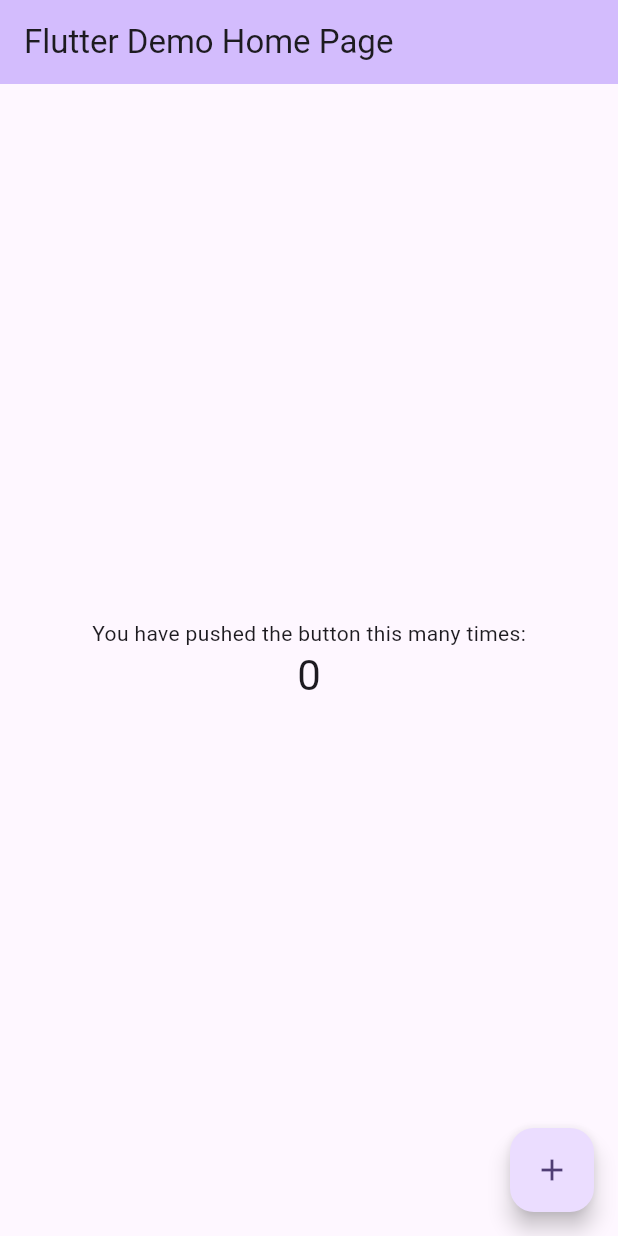
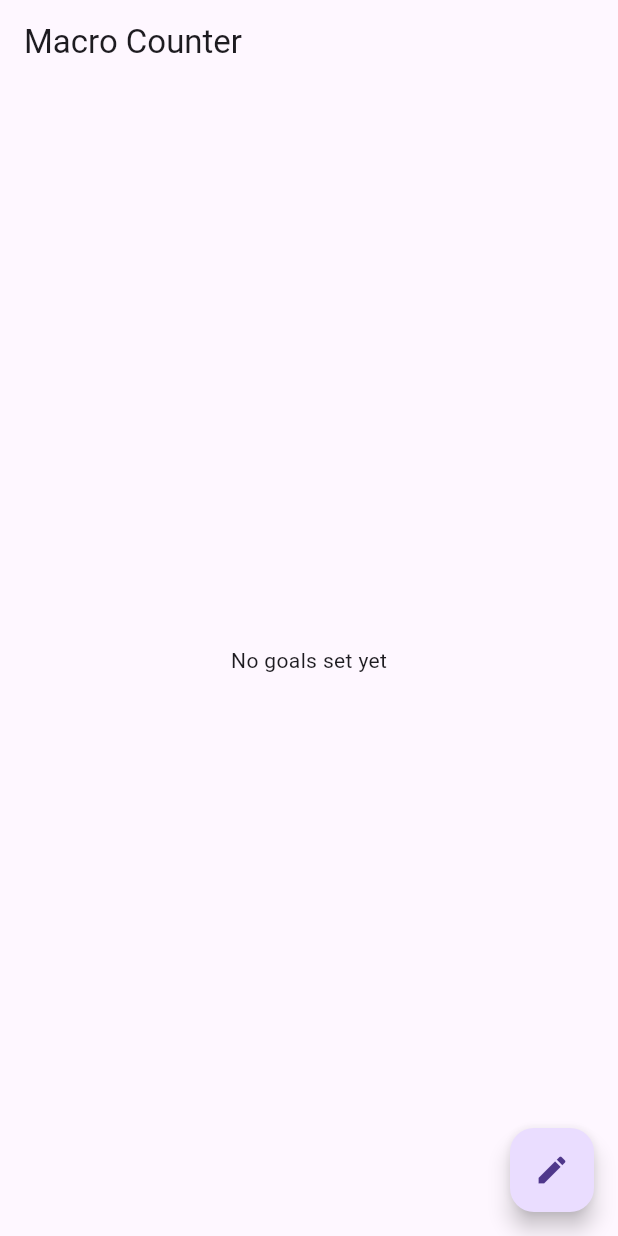
Before and after one commit to ChristianWSmith/vdmc, a Flutter app: the screen it shows after launch, on a phone screen of 412 x 824 dp. Run offline on Flutter 3.47's test engine with Material 3 defaults, Android fonts, the phone set to English and light mode, and no system bars; our stand-ins replace shared_preferences.

Commit message:
set goals

```diff
--- a/lib/main.dart
+++ b/lib/main.dart
@@ -1,122 +1,75 @@
 import 'package:flutter/material.dart';
+import 'models/macro_goals.dart';
+import 'services/preferences_service.dart';
+import 'screens/set_goals_screen.dart';
 
 void main() {
-  runApp(const MyApp());
+  runApp(MacroCounterApp());
 }
 
-class MyApp extends StatelessWidget {
-  const MyApp({super.key});
-
-  // This widget is the root of your application.
+class MacroCounterApp extends StatelessWidget {
   @override
   Widget build(BuildContext context) {
     return MaterialApp(
-      title: 'Flutter Demo',
-      theme: ThemeData(
-        // This is the theme of your application.
-        //
-        // TRY THIS: Try running your application with "flutter run". You'll see
-        // the application has a purple toolbar. Then, without quitting the app,
-        // try changing the seedColor in the colorScheme below to Colors.green
-        // and then invoke "hot reload" (save your changes or press the "hot
-        // reload" button in a Flutter-supported IDE, or press "r" if you used
-        // the command line to start the app).
-        //
-        // Notice that the counter didn't reset back to zero; the application
-        // state is not lost during the reload. To reset the state, use hot
-        // restart instead.
-        //
-        // This works for code too, not just values: Most code changes can be
-        // tested with just a hot reload.
-        colorScheme: ColorScheme.fromSeed(seedColor: Colors.deepPurple),
-      ),
-      home: const MyHomePage(title: 'Flutter Demo Home Page'),
+      title: 'Macro Counter',
+      theme: ThemeData(primarySwatch: Colors.blue),
+      home: HomeScreen(),
     );
   }
 }
 
-class MyHomePage extends StatefulWidget {
-  const MyHomePage({super.key, required this.title});
+class HomeScreen extends StatefulWidget {
+  @override
+  _HomeScreenState createState() => _HomeScreenState();
+}
 
-  // This widget is the home page of your application. It is stateful, meaning
-  // that it has a State object (defined below) that contains fields that affect
-  // how it looks.
-
-  // This class is the configuration for the state. It holds the values (in this
-  // case the title) provided by the parent (in this case the App widget) and
-  // used by the build method of the State. Fields in a Widget subclass are
-  // always marked "final".
-
-  final String title;
+class _HomeScreenState extends State<HomeScreen> {
+  MacroGoals? goals;
+  final _prefs = PreferencesService();
 
   @override
-  State<MyHomePage> createState() => _MyHomePageState();
-}
+  void initState() {
+    super.initState();
+    _loadGoals();
+  }
 
-class _MyHomePageState extends State<MyHomePage> {
-  int _counter = 0;
+  void _loadGoals() async {
+    final loaded = await _prefs.loadGoals();
+    setState(() {
+      goals = loaded;
+    });
+  }
 
-  void _incrementCounter() {
-    setState(() {
-      // This call to setState tells the Flutter framework that something has
-      // changed in this State, which causes it to rerun the build method below
-      // so that the display can reflect the updated values. If we changed
-      // _counter without calling setState(), then the build method would not be
-      // called again, and so nothing would appear to happen.
-      _counter++;
-    });
+  void _openSetGoals() async {
+    final result = await Navigator.push(
+      context,
+      MaterialPageRoute(builder: (context) => SetGoalsScreen()),
+    );
+    if (result != null) {
+      setState(() => goals = result);
+    }
   }
 
   @override
   Widget build(BuildContext context) {
-    // This method is rerun every time setState is called, for instance as done
-    // by the _incrementCounter method above.
-    //
-    // The Flutter framework has been optimized to make rerunning build methods
-    // fast, so that you can just rebuild anything that needs updating rather
-    // than having to individually change instances of widgets.
     return Scaffold(
-      appBar: AppBar(
-        // TRY THIS: Try changing the color here to a specific color (to
-        // Colors.amber, perhaps?) and trigger a hot reload to see the AppBar
-        // change color while the other colors stay the same.
-        backgroundColor: Theme.of(context).colorScheme.inversePrimary,
-        // Here we take the value from the MyHomePage object that was created by
-        // the App.build method, and use it to set our appbar title.
-        title: Text(widget.title),
-      ),
+      appBar: AppBar(title: Text("Macro Counter")),
       body: Center(
-        // Center is a layout widget. It takes a single child and positions it
-        // in the middle of the parent.
-        child: Column(
-          // Column is also a layout widget. It takes a list of children and
-          // arranges them vertically. By default, it sizes itself to fit its
-          // children horizontally, and tries to be as tall as its parent.
-          //
-          // Column has various properties to control how it sizes itself and
-          // how it positions its children. Here we use mainAxisAlignment to
-          // center the children vertically; the main axis here is the vertical
-          // axis because Columns are vertical (the cross axis would be
-          // horizontal).
-          //
-          // TRY THIS: Invoke "debug painting" (choose the "Toggle Debug Paint"
-          // action in the IDE, or press "p" in the console), to see the
-          // wireframe for each widget.
-          mainAxisAlignment: MainAxisAlignment.center,
-          children: <Widget>[
-            const Text('You have pushed the button this many times:'),
-            Text(
-              '$_counter',
-              style: Theme.of(context).textTheme.headlineMedium,
-            ),
-          ],
-        ),
+        child: goals == null
+            ? Text("No goals set yet")
+            : Column(
+                mainAxisAlignment: MainAxisAlignment.center,
+                children: [
+                  Text("Protein: ${goals!.protein} g"),
+                  Text("Carbs: ${goals!.carbs} g"),
+                  Text("Fat: ${goals!.fat} g"),
+                ],
+              ),
       ),
       floatingActionButton: FloatingActionButton(
-        onPressed: _incrementCounter,
-        tooltip: 'Increment',
-        child: const Icon(Icons.add),
-      ), // This trailing comma makes auto-formatting nicer for build methods.
+        onPressed: _openSetGoals,
+        child: Icon(Icons.edit),
+      ),
     );
   }
 }
--- /dev/null
+++ b/lib/models/macro_goals.dart
@@ -0,0 +1,13 @@
+class MacroGoals {
+  final double protein;
+  final double carbs;
+  final double fat;
+  final double calories;
+
+  MacroGoals({
+    required this.protein,
+    required this.carbs,
+    required this.fat,
+    required this.calories,
+  });
+}
--- /dev/null
+++ b/lib/services/preferences_service.dart
@@ -0,0 +1,30 @@
+import 'package:shared_preferences/shared_preferences.dart';
+import '../models/macro_goals.dart';
+
+class PreferencesService {
+  Future<void> saveGoals(MacroGoals goals) async {
+    final prefs = await SharedPreferences.getInstance();
+    await prefs.setDouble('protein', goals.protein);
+    await prefs.setDouble('carbs', goals.carbs);
+    await prefs.setDouble('fat', goals.fat);
+    await prefs.setDouble('calories', goals.calories);
+  }
+
+  Future<MacroGoals?> loadGoals() async {
+    final prefs = await SharedPreferences.getInstance();
+    final protein = prefs.getDouble('protein');
+    final carbs = prefs.getDouble('carbs');
+    final fat = prefs.getDouble('fat');
+    final calories = prefs.getDouble('calories');
+
+    if (protein != null && carbs != null && fat != null && calories != null) {
+      return MacroGoals(
+        protein: protein,
+        carbs: carbs,
+        fat: fat,
+        calories: calories,
+      );
+    }
+    return null; // no goals set yet
+  }
+}
--- a/pubspec.yaml
+++ b/pubspec.yaml
@@ -30,6 +30,7 @@ environment:
 dependencies:
   flutter:
     sdk: flutter
+  shared_preferences: ^2.5.3
 
   # The following adds the Cupertino Icons font to your application.
   # Use with the CupertinoIcons class for iOS style icons.
```
Also changed, not shown: lib/models/food.dart (added, +23 -0 lines), lib/models/logged_foot.dart (added, +13 -0 lines), lib/screens/set_goals_screen.dart (added, +97 -0 lines), pubspec.lock, 2 other files.
